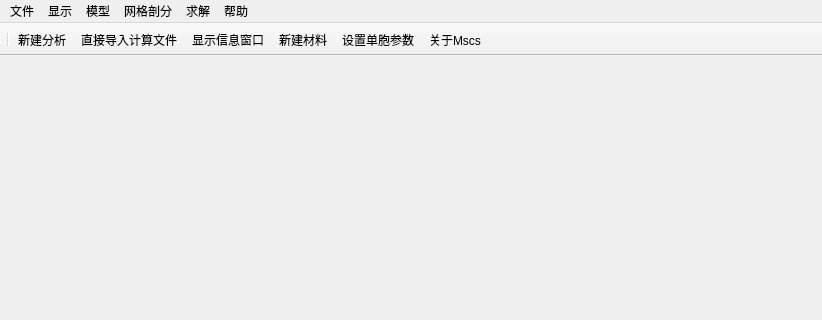
The window that forms/mainwindow.ui (lyq105/mscs) describes before a commit, drawn with Qt 5; both pictures show x 0 to 822 and y 0 to 320 of the 822 by 667 pixel window.
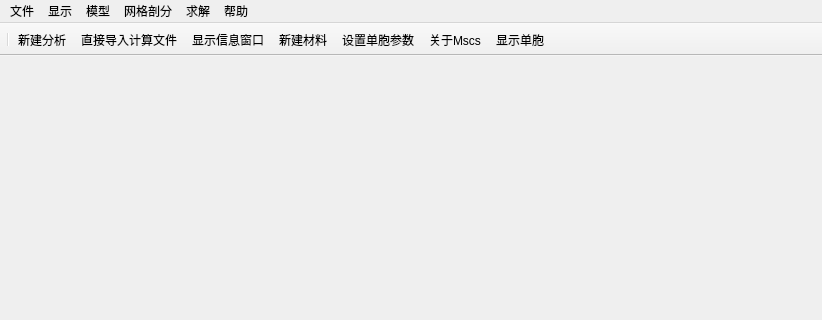
The same window after the commit. Icons and pictures are not drawn.

Commit message: change vtk show

```diff
--- a/forms/mainwindow.ui
+++ b/forms/mainwindow.ui
@@ -136,6 +136,7 @@
    <addaction name="action_new_mat"/>
    <addaction name="action_gen_cell"/>
    <addaction name="action_Mscs"/>
+   <addaction name="action_show_cell"/>
   </widget>
   <widget class="QStatusBar" name="statusBar"/>
   <widget class="QDockWidget" name="message_box">
```
Left out of the diff: 16 changed lines with no effect on the pictures. The commit also changes 8 other files.
